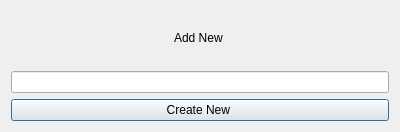
The window that additemwindow.ui (FigueroaCode/Scribble) describes before a commit, drawn with Qt 5.
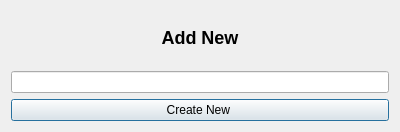
The same window after the commit.

Diff of the .ui file:
```diff
--- a/additemwindow.ui
+++ b/additemwindow.ui
@@ -17,7 +17,7 @@
    <item>
     <widget class="QLabel" name="titleLabel">
      <property name="text">
-      <string>Add New </string>
+      <string>&lt;h2&gt;Add New&lt;/h2&gt;</string>
      </property>
      <property name="alignment">
       <set>Qt::AlignCenter</set>
```
